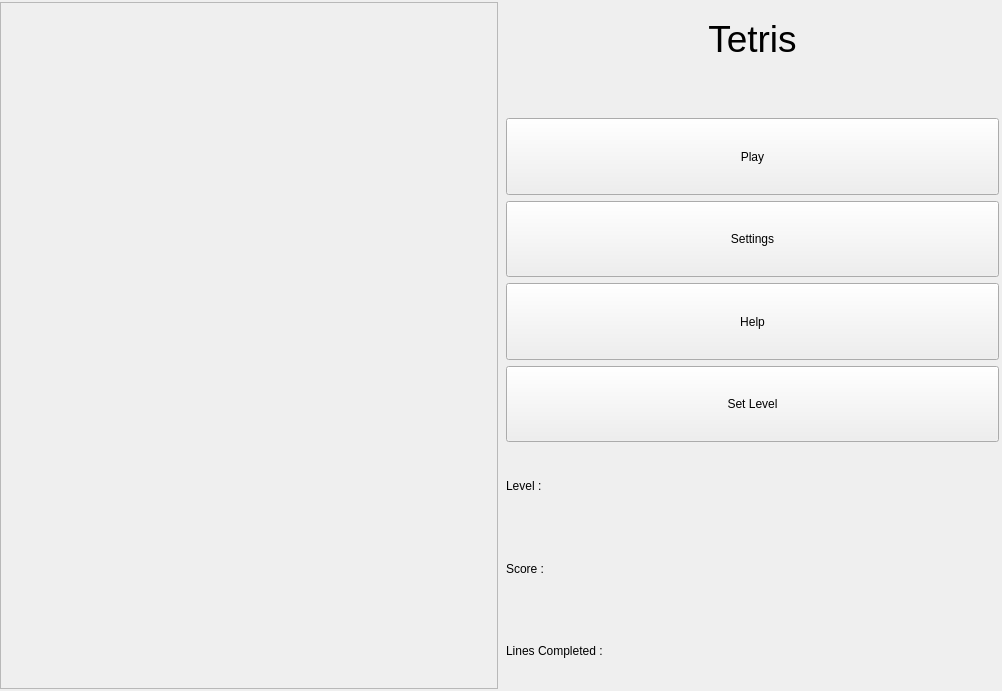
amoraric/Tetris, file Tetris/gui/mainwindow.ui: the form before one commit.
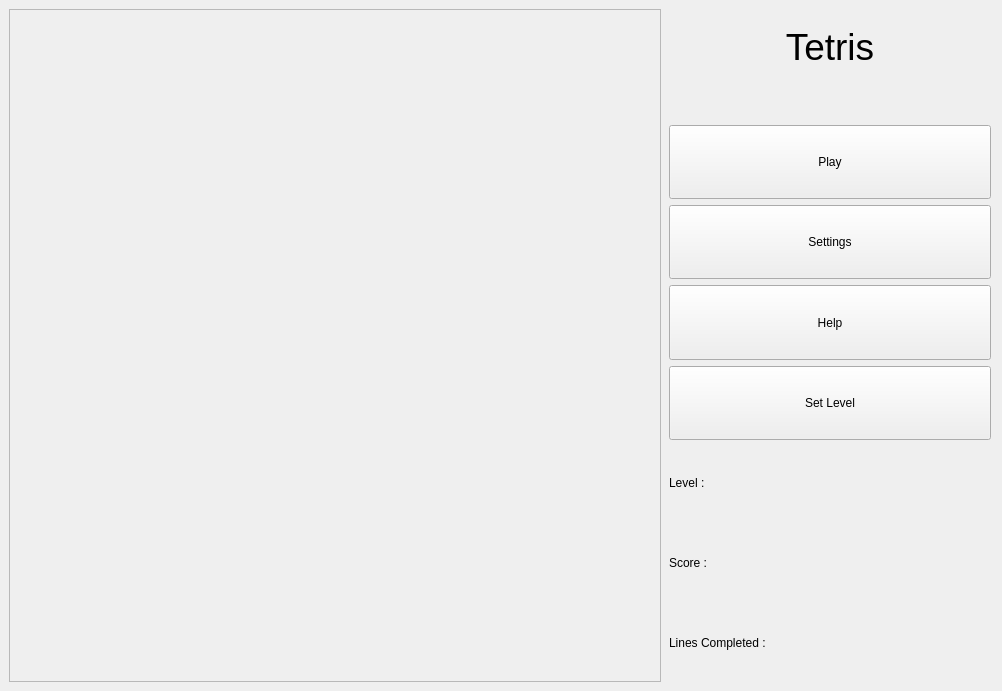
The form after the commit.

Commit message: the window can now be resized properly

```diff
--- a/Tetris/gui/mainwindow.ui
+++ b/Tetris/gui/mainwindow.ui
@@ -26,16 +26,9 @@
      <verstretch>0</verstretch>
     </sizepolicy>
    </property>
-   <widget class="QWidget" name="horizontalLayoutWidget">
-    <property name="geometry">
-     <rect>
-      <x>0</x>
-      <y>0</y>
-      <width>1001</width>
-      <height>691</height>
-     </rect>
-    </property>
-    <layout class="QHBoxLayout" name="horizontalLayout">
+   <layout class="QHBoxLayout" name="horizontalLayout_2">
+    <item>
+     <layout class="QHBoxLayout" name="horizontalLayout" stretch="2,1">
      <item>
       <layout class="QVBoxLayout" name="rightVLayout">
        <item>
@@ -184,7 +177,8 @@
       </layout>
      </item>
     </layout>
-   </widget>
+    </item>
+   </layout>
   </widget>
  </widget>
  <resources/>
```
Lines whose indentation alone changed are shown as unchanged. The commit also changes 2 other files.
